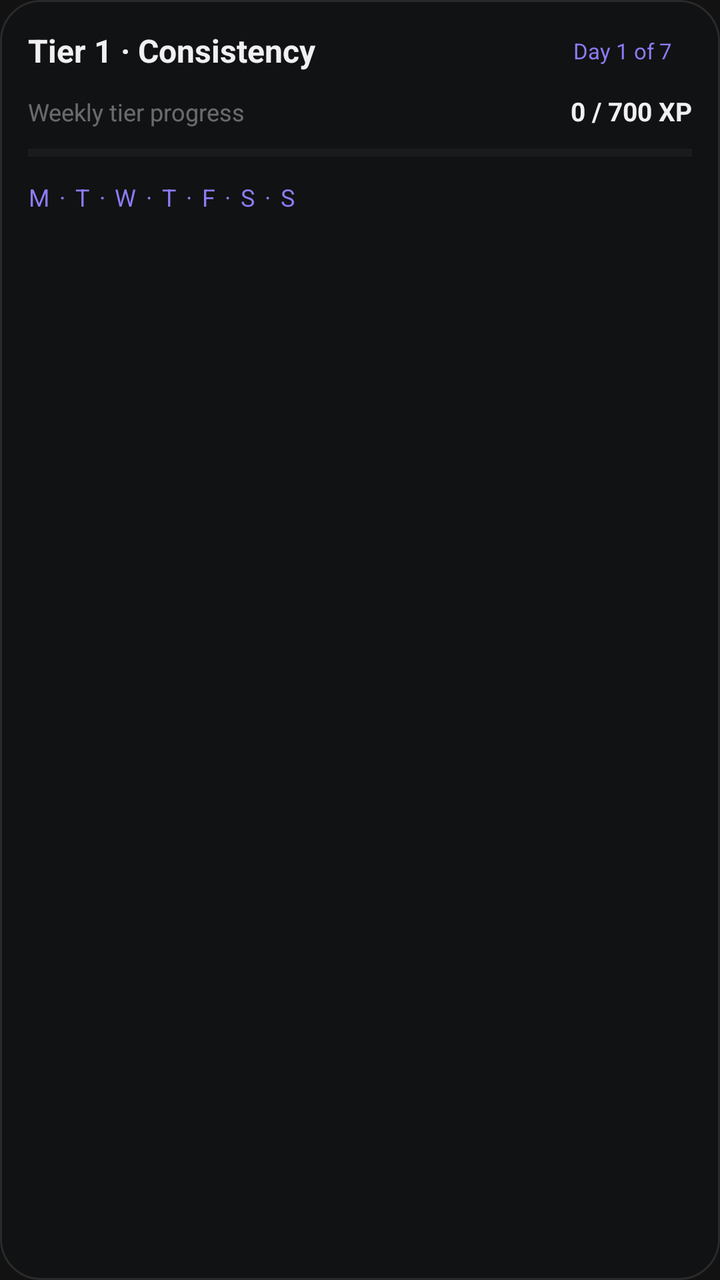
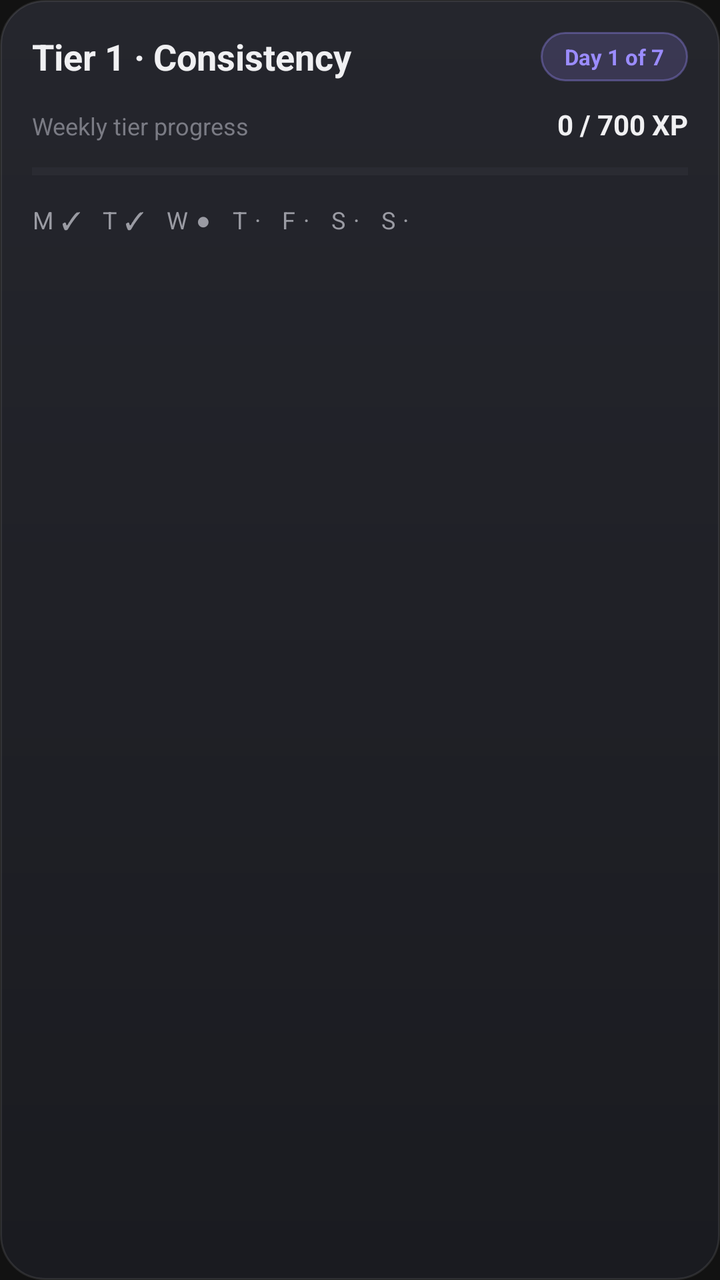

Two renders of the same Android screen: before a commit and after it. Below are the layout's source before the change and the commit's diff.
<!-- AndroidManifest.xml: application theme Theme.Suhood -->
<!-- res/layout/widget_quest.xml -->
<?xml version="1.0" encoding="utf-8"?>
<LinearLayout xmlns:android="http://schemas.android.com/apk/res/android"
    android:id="@+id/widget_quest_root"
    android:layout_width="match_parent"
    android:layout_height="match_parent"
    android:orientation="vertical"
    android:padding="14dp"
    android:background="@drawable/widget_quest_bg">

    <LinearLayout
        android:layout_width="match_parent"
        android:layout_height="wrap_content"
        android:orientation="horizontal"
        android:gravity="center_vertical">

        <TextView
            android:id="@+id/widget_quest_title"
            android:layout_width="0dp"
            android:layout_height="wrap_content"
            android:layout_weight="1"
            android:text="Tier 1 · Consistency"
            android:textColor="#F0F0F2"
            android:textSize="16sp"
            android:textStyle="bold" />

        <TextView
            android:id="@+id/widget_quest_day"
            android:layout_width="wrap_content"
            android:layout_height="wrap_content"
            android:text="Day 1 of 7"
            android:textColor="#8B7CF8"
            android:textSize="11sp"
            android:paddingHorizontal="10dp"
            android:paddingVertical="4dp" />
    </LinearLayout>

    <LinearLayout
        android:layout_width="match_parent"
        android:layout_height="wrap_content"
        android:orientation="horizontal"
        android:layout_marginTop="10dp">

        <TextView
            android:layout_width="0dp"
            android:layout_height="wrap_content"
            android:layout_weight="1"
            android:text="Weekly tier progress"
            android:textColor="#66F0F0F2"
            android:textSize="12sp" />

        <TextView
            android:id="@+id/widget_quest_xp"
            android:layout_width="wrap_content"
            android:layout_height="wrap_content"
            android:text="0 / 700 XP"
            android:textColor="#F0F0F2"
            android:textSize="13sp"
            android:textStyle="bold" />
    </LinearLayout>

    <ProgressBar
        android:id="@+id/widget_quest_bar"
        style="?android:attr/progressBarStyleHorizontal"
        android:layout_width="match_parent"
        android:layout_height="8dp"
        android:layout_marginTop="8dp"
        android:max="700"
        android:progress="0"
        android:progressTint="#8B7CF8"
        android:progressBackgroundTint="#22FFFFFF" />

    <TextView
        android:id="@+id/widget_quest_days"
        android:layout_width="match_parent"
        android:layout_height="wrap_content"
        android:layout_marginTop="10dp"
        android:text="M · T · W · T · F · S · S"
        android:textColor="#8B7CF8"
        android:textSize="12sp"
        android:letterSpacing="0.08" />
</LinearLayout>
<!-- resources referenced by this layout -->
<resources>
  <!-- drawable widget_quest_bg (drawable) -->
  <?xml version="1.0" encoding="utf-8"?>
  <shape xmlns:android="http://schemas.android.com/apk/res/android" android:shape="rectangle">
      <solid android:color="#E6111213" />
      <corners android:radius="20dp" />
      <stroke android:width="1dp" android:color="#1AFFFFFF" />
  </shape>
  <style name="Theme.Suhood" parent="android:Theme.Material.NoActionBar">
          <item name="android:statusBarColor">#121212</item>
          <item name="android:navigationBarColor">#121212</item>
          <item name="android:windowBackground">#121212</item>
          <item name="android:windowLightStatusBar">false</item>
      </style>
</resources>

<!-- the commit's change to res/layout/widget_quest.xml (unified diff, before → after) -->
@@ -4,7 +4,7 @@
     android:layout_width="match_parent"
     android:layout_height="match_parent"
     android:orientation="vertical"
-    android:padding="14dp"
+    android:padding="16dp"
     android:background="@drawable/widget_quest_bg">
 
     <LinearLayout
@@ -20,7 +20,7 @@
             android:layout_weight="1"
             android:text="Tier 1 · Consistency"
             android:textColor="#F0F0F2"
-            android:textSize="16sp"
+            android:textSize="18sp"
             android:textStyle="bold" />
 
         <TextView
@@ -28,24 +28,26 @@
             android:layout_width="wrap_content"
             android:layout_height="wrap_content"
             android:text="Day 1 of 7"
-            android:textColor="#8B7CF8"
+            android:textColor="#9B8CFF"
             android:textSize="11sp"
-            android:paddingHorizontal="10dp"
-            android:paddingVertical="4dp" />
+            android:textStyle="bold"
+            android:paddingHorizontal="12dp"
+            android:paddingVertical="5dp"
+            android:background="@drawable/widget_quest_badge_bg" />
     </LinearLayout>
 
     <LinearLayout
         android:layout_width="match_parent"
         android:layout_height="wrap_content"
         android:orientation="horizontal"
-        android:layout_marginTop="10dp">
+        android:layout_marginTop="12dp">
 
         <TextView
             android:layout_width="0dp"
             android:layout_height="wrap_content"
             android:layout_weight="1"
             android:text="Weekly tier progress"
-            android:textColor="#66F0F0F2"
+            android:textColor="#7A7B84"
             android:textSize="12sp" />
 
         <TextView
@@ -54,7 +56,7 @@
             android:layout_height="wrap_content"
             android:text="0 / 700 XP"
             android:textColor="#F0F0F2"
-            android:textSize="13sp"
+            android:textSize="14sp"
             android:textStyle="bold" />
     </LinearLayout>
 
@@ -63,19 +65,20 @@
         style="?android:attr/progressBarStyleHorizontal"
         android:layout_width="match_parent"
         android:layout_height="8dp"
-        android:layout_marginTop="8dp"
+        android:layout_marginTop="10dp"
         android:max="700"
         android:progress="0"
-        android:progressTint="#8B7CF8"
-        android:progressBackgroundTint="#22FFFFFF" />
+        android:progressTint="#E8E9EF"
+        android:progressBackgroundTint="#3A3B42"
+        android:minHeight="8dp" />
 
     <TextView
         android:id="@+id/widget_quest_days"
         android:layout_width="match_parent"
         android:layout_height="wrap_content"
-        android:layout_marginTop="10dp"
-        android:text="M · T · W · T · F · S · S"
-        android:textColor="#8B7CF8"
+        android:layout_marginTop="12dp"
+        android:text="M ✓   T ✓   W ●   T ·   F ·   S ·   S ·"
+        android:textColor="#9A9BA3"
         android:textSize="12sp"
-        android:letterSpacing="0.08" />
+        android:letterSpacing="0.04" />
 </LinearLayout>
<!-- resource entries referenced after the edit -->
@@ -1,11 +1,21 @@
 <!-- resources referenced by this layout -->
 <resources>
+  <!-- drawable widget_quest_badge_bg (drawable) -->
+  <?xml version="1.0" encoding="utf-8"?>
+  <shape xmlns:android="http://schemas.android.com/apk/res/android" android:shape="rectangle">
+      <solid android:color="#2E9B8CFF" />
+      <corners android:radius="20dp" />
+      <stroke android:width="1dp" android:color="#599B8CFF" />
+  </shape>
   <!-- drawable widget_quest_bg (drawable) -->
   <?xml version="1.0" encoding="utf-8"?>
   <shape xmlns:android="http://schemas.android.com/apk/res/android" android:shape="rectangle">
-      <solid android:color="#E6111213" />
-      <corners android:radius="20dp" />
-      <stroke android:width="1dp" android:color="#1AFFFFFF" />
+      <gradient
+          android:angle="270"
+          android:startColor="#25262D"
+          android:endColor="#1A1B20" />
+      <corners android:radius="22dp" />
+      <stroke android:width="1dp" android:color="#18FFFFFF" />
   </shape>
   <style name="Theme.Suhood" parent="android:Theme.Material.NoActionBar">
           <item name="android:statusBarColor">#121212</item>
